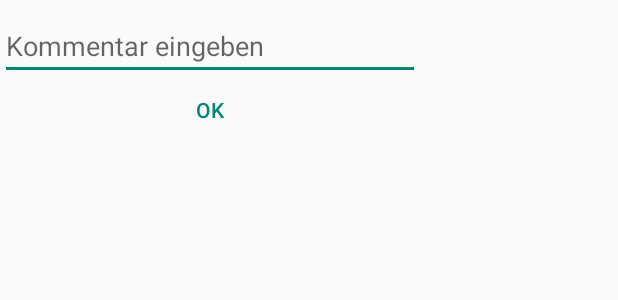
After one commit to sbley/Projectiler, an Android app: the layout activity_comment.xml on its own in the app's theme, with its tools: preview values and no code run, on a phone screen of 412 x 824 dp. The commit adds this screen. Shown: the top 300 px of the screen. Run offline under Robolectric (Android 15) with nearby library versions, the phone set to English and light mode, and no system bars.

Commit message:
Kommentareingabe vom Widget aus

```diff
--- a/android/Projectiler/app/src/main/java/de/saxsys/android/projectiler/app/utils/BusinessProcess.java
+++ b/android/Projectiler/app/src/main/java/de/saxsys/android/projectiler/app/utils/BusinessProcess.java
@@ -148,4 +148,7 @@ public class BusinessProcess {
 
     }
 
+    public void saveComment(final Context context, String comment) {
+        projectiler.saveComment(context, comment);
+    }
 }
--- /dev/null
+++ b/android/Projectiler/app/src/main/res/layout/activity_comment.xml
@@ -0,0 +1,33 @@
+<RelativeLayout xmlns:android="http://schemas.android.com/apk/res/android"
+    xmlns:tools="http://schemas.android.com/tools"
+    android:layout_width="280dp"
+    android:layout_height="100dp"
+    android:gravity="center_horizontal"
+    android:orientation="vertical"
+    tools:context="de.saxsys.android.projectiler.app.CommentActivity">
+
+
+    <EditText
+        android:layout_width="wrap_content"
+        android:layout_height="wrap_content"
+        android:layout_marginTop="8dp"
+        android:id="@+id/et_comment"
+        android:hint="Kommentar eingeben"
+        android:layout_alignParentTop="true"
+        android:layout_alignParentLeft="true"
+        android:layout_alignParentStart="true"
+        android:layout_alignParentRight="true"
+        android:layout_alignParentEnd="true" />
+
+    <Button
+        android:layout_width="wrap_content"
+        android:layout_height="wrap_content"
+        style="?android:attr/buttonBarButtonStyle"
+        android:text="OK"
+        android:id="@+id/btn_ok"
+        android:layout_alignParentBottom="true"
+        android:layout_alignParentLeft="true"
+        android:layout_alignParentStart="true"
+        android:layout_alignParentRight="true"
+        android:layout_alignParentEnd="true" />
+</RelativeLayout>
--- a/android/Projectiler/app/src/main/res/values/strings.xml
+++ b/android/Projectiler/app/src/main/res/values/strings.xml
@@ -65,5 +65,7 @@
     <string name="title_activity_select_project_popup">SelectProjectPopup</string>
     <string name="please_choose_a_project">click to choose a project</string>
     <string name="login">login</string>
+    <string name="title_activity_comment">CommentActivity</string>
+    <string name="hello_world">Hello world!</string>
 
 </resources>
```
Also changed, not shown: android/Projectiler/app/src/main/AndroidManifest.xml (+6 -3 lines), android/Projectiler/app/src/main/java/de/saxsys/android/projectiler/app/CommentActivity.java (added, +59 -0 lines), android/Projectiler/app/src/main/java/de/saxsys/android/projectiler/app/ProjectilerAppWidget.java (+16 -6 lines), android/Projectiler/app/src/main/java/de/saxsys/android/projectiler/app/SelectProjectPopup.java (+6 -1 lines), android/Projectiler/app/src/main/java/de/saxsys/android/projectiler/app/backend/Projectiler.java (+7 -0 lines), android/Projectiler/app/src/main/java/de/saxsys/android/projectiler/app/backend/UserDataStore.java (+24 -0 lines), android/Projectiler/app/src/main/res/layout/projectiler_app_widget.xml (+18 -14 lines), android/Projectiler/app/src/main/res/menu/comment.xml (added, +9 -0 lines).
